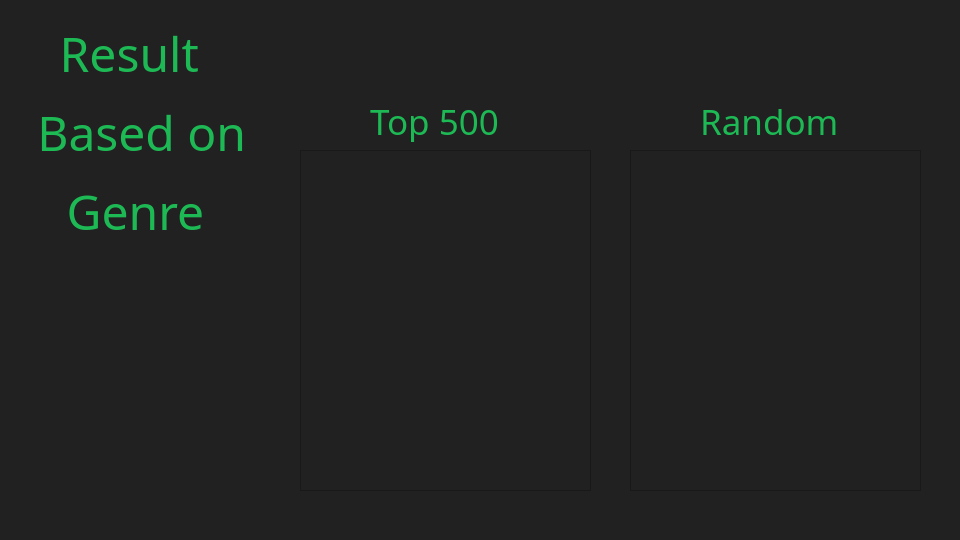
Before: the Qt Designer form resultwin.ui in samza1100/p3-test, drawn with Qt 5.
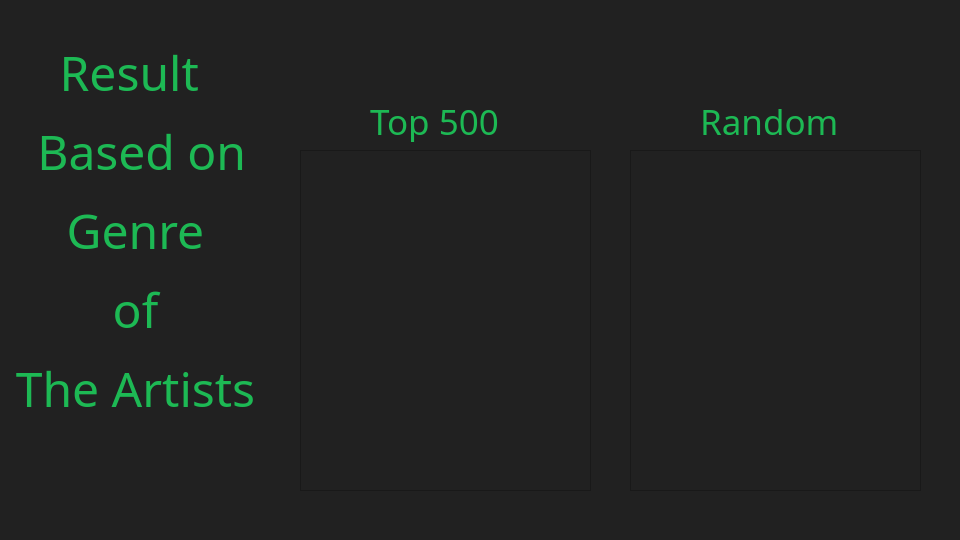
After: the same form once the commit is applied.

Commit message: Changed from songs to artists to get genres based on artists

Patch:
```diff
--- a/resultwin.ui
+++ b/resultwin.ui
@@ -49,7 +49,7 @@
      <x>-10</x>
      <y>20</y>
      <width>291</width>
-     <height>211</height>
+     <height>421</height>
     </rect>
    </property>
    <property name="font">
@@ -72,7 +72,9 @@
 &lt;/style&gt;&lt;/head&gt;&lt;body style=&quot; font-family:'Century Gothic'; font-size:36pt; font-weight:400; font-style:normal;&quot;&gt;
 &lt;p align=&quot;center&quot; style=&quot; margin-top:12px; margin-bottom:12px; margin-left:0px; margin-right:0px; -qt-block-indent:0; text-indent:0px;&quot;&gt;Result &lt;/p&gt;
 &lt;p align=&quot;center&quot; dir='rtl' style=&quot; margin-top:12px; margin-bottom:12px; margin-left:0px; margin-right:0px; -qt-block-indent:0; text-indent:0px;&quot;&gt;Based on &lt;/p&gt;
-&lt;p align=&quot;center&quot; style=&quot; margin-top:12px; margin-bottom:12px; margin-left:0px; margin-right:0px; -qt-block-indent:0; text-indent:0px;&quot;&gt;Genre&lt;/p&gt;&lt;/body&gt;&lt;/html&gt;</string>
+&lt;p align=&quot;center&quot; style=&quot; margin-top:12px; margin-bottom:12px; margin-left:0px; margin-right:0px; -qt-block-indent:0; text-indent:0px;&quot;&gt;Genre&lt;/p&gt;
+&lt;p align=&quot;center&quot; style=&quot; margin-top:12px; margin-bottom:12px; margin-left:0px; margin-right:0px; -qt-block-indent:0; text-indent:0px;&quot;&gt;of&lt;/p&gt;
+&lt;p align=&quot;center&quot; style=&quot; margin-top:12px; margin-bottom:12px; margin-left:0px; margin-right:0px; -qt-block-indent:0; text-indent:0px;&quot;&gt;The Artists&lt;/p&gt;&lt;/body&gt;&lt;/html&gt;</string>
    </property>
   </widget>
   <widget class="QLabel" name="label_12">
```
The commit also changes 4 other files.
